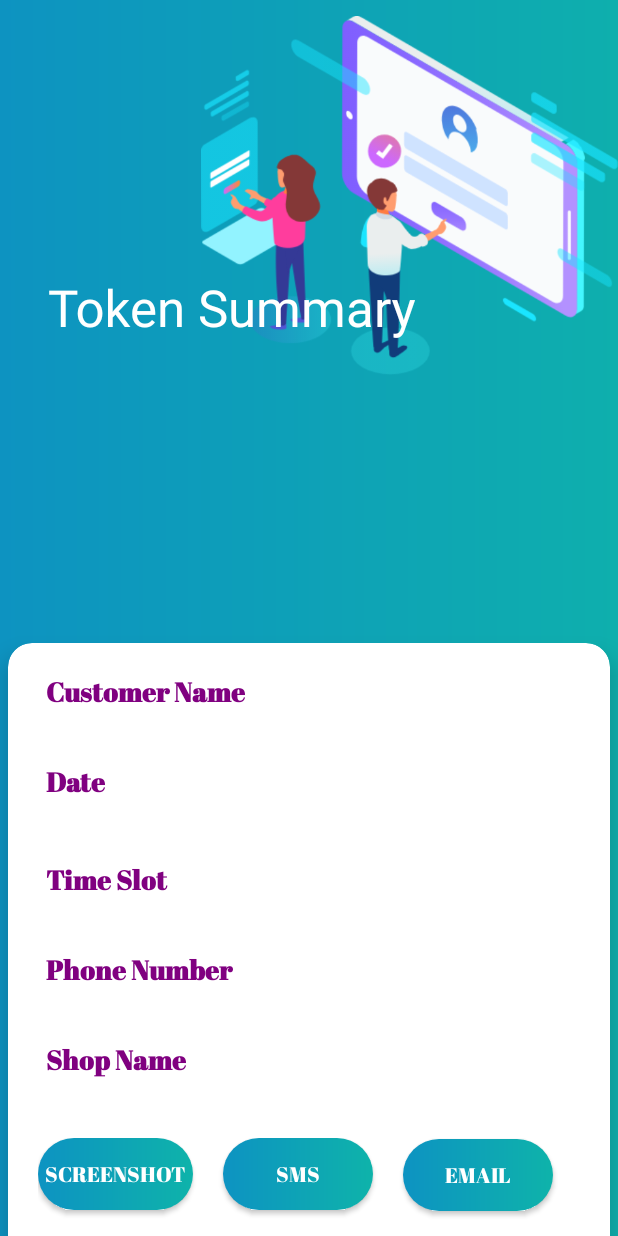
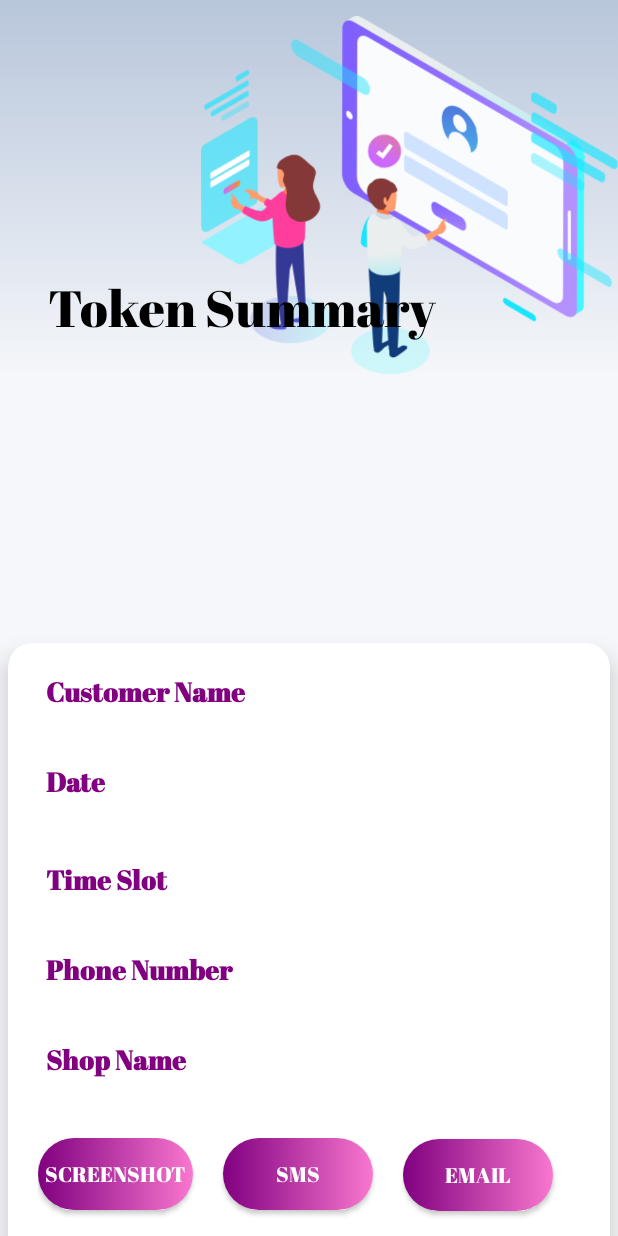
Before and after one commit to Akashbabu007/Hackathon, an Android app: the TokenActivity screen opened directly, with no data from a screen before it, on a phone screen of 412 x 824 dp. Run offline under Robolectric (Android 15) with nearby library versions, the phone set to English and light mode, and no system bars.

Commit message:
Made Font and Background changes

```diff
--- a/app/src/main/java/com/example/hackathon/SinglePlaceActivity.java
+++ b/app/src/main/java/com/example/hackathon/SinglePlaceActivity.java
@@ -50,9 +50,10 @@ public class SinglePlaceActivity extends Activity {
         super.onCreate(savedInstanceState);
         setContentView(R.layout.activity_single_place);
         Toolbar toolbar = (Toolbar) findViewById(R.id.single_place_toolbar);
-        toolbar.setBackgroundColor(Color.parseColor("#1F5BF3"));
+        toolbar.setBackgroundColor(Color.parseColor("#800080"));
         toolbar.setTitle("Place Details");
         toolbar.setTitleTextColor(Color.WHITE);
+
 
         Intent i = getIntent();
 
--- a/app/src/main/res/drawable-v24/centre_button.xml
+++ b/app/src/main/res/drawable-v24/centre_button.xml
@@ -6,9 +6,10 @@
     <gradient
         android:angle="0"
         android:centerX="0%"
-        android:centerColor="#0D93C2"
-        android:startColor="#0C74D9"
-        android:endColor="#0EB3AA"
+
+        android:startColor="#800080"
+
+        android:endColor="#F977CE"
         android:type="linear"
         />
     <padding
--- a/app/src/main/res/layout/activity_single_place.xml
+++ b/app/src/main/res/layout/activity_single_place.xml
@@ -4,7 +4,7 @@
     android:layout_height="match_parent"
     xmlns:app="http://schemas.android.com/apk/res-auto"
     android:orientation="vertical"
-    android:background="@drawable/centre_background">
+    android:background="@drawable/gradient_background">
 
     <!-- Name Label -->
     <LinearLayout
@@ -87,7 +87,7 @@
                 android:layout_marginTop="70sp"
                 android:layout_width="250dp"
                 android:background="@drawable/centre_button"
-                android:textColor="@color/black"
+                android:textColor="@color/white"
                 android:layout_height="wrap_content"
                 android:text="Show Place On Map"
                 android:layout_gravity="center"/>
--- a/app/src/main/res/layout/activity_token.xml
+++ b/app/src/main/res/layout/activity_token.xml
@@ -13,20 +13,22 @@
         android:layout_height="250dp"
         android:fitsSystemWindows="true"
         android:theme="@style/AppTheme.AppBarOverlay"
-        android:background="@drawable/centre_background">
+        android:background="@drawable/gradient_background">
 
         <com.google.android.material.appbar.CollapsingToolbarLayout
             android:id="@+id/toolbar_layout"
             android:layout_width="match_parent"
             android:layout_height="match_parent"
             android:fitsSystemWindows="true"
+            app:collapsedTitleTextAppearance="@style/expanded"
+            app:expandedTitleTextAppearance="@style/AppTheme.PopupOverlay"
             app:contentScrim="?attr/colorPrimary"
             app:layout_scrollFlags="scroll|exitUntilCollapsed">
 
             <RelativeLayout
                 android:layout_width="match_parent"
                 android:layout_height="match_parent"
-                android:background="@drawable/centre_background">
+                android:background="@drawable/gradient_background">
 
                 <ImageView
                     android:layout_width="wrap_content"
@@ -40,12 +42,18 @@
 
             </RelativeLayout>
 
+
             <androidx.appcompat.widget.Toolbar
                 android:id="@+id/toolbars1"
                 android:layout_width="match_parent"
                 android:layout_height="?attr/actionBarSize"
                 app:layout_collapseMode="pin"
-                app:popupTheme="@style/AppTheme.PopupOverlay" />
+                app:popupTheme="@style/AppTheme.PopupOverlay">
+
+
+
+
+            </androidx.appcompat.widget.Toolbar>
 
         </com.google.android.material.appbar.CollapsingToolbarLayout>
     </com.google.android.material.appbar.AppBarLayout>
--- a/app/src/main/res/layout/content_main.xml
+++ b/app/src/main/res/layout/content_main.xml
@@ -8,7 +8,7 @@
     app:layout_behavior="@string/appbar_scrolling_view_behavior"
     tools:context=".Appointment"
     tools:showIn="@layout/activity_appointment1"
-    android:background="@drawable/centre_background"
+    android:background="#F5F7FA"
     android:focusableInTouchMode="true">
 
     <androidx.cardview.widget.CardView
--- a/app/src/main/res/layout/content_token.xml
+++ b/app/src/main/res/layout/content_token.xml
@@ -8,7 +8,7 @@
     app:layout_behavior="@string/appbar_scrolling_view_behavior"
     tools:context=".TokenActivity"
     tools:showIn="@layout/activity_token"
-    android:background="@drawable/centre_background"
+    android:background="#F5F7FA"
     android:focusableInTouchMode="true">
 
     <androidx.cardview.widget.CardView
--- a/app/src/main/res/values/colors.xml
+++ b/app/src/main/res/values/colors.xml
@@ -3,10 +3,10 @@
     <color name="colorPrimary">#800080</color>
     <color name="colorPrimaryDark">#800080</color>
     <color name="Yellow">#FECE2F</color>
-    <color name="colorAccent">#00A5FF</color>
+    <color name="colorAccent">#800080</color>
     <color name="white">#FFFFFF</color>
     <color name="black">#000000</color>
     <color name="lightwhite">#D6D6D6</color>
     <color name="whiteTextColor">#fff</color>
-    <color name="primaryTextColor">#00a5ff</color>
+    <color name="primaryTextColor">#800080</color>
 </resources>
--- a/app/src/main/res/values/strings.xml
+++ b/app/src/main/res/values/strings.xml
@@ -1,7 +1,7 @@
 <resources>
 
     <string name="Choose">What do you want?</string>
-    <string name="app_name">Fix An Appointment</string>
+    <string name="app_name">Book My Store</string>
     <string name="content_splash">Image of splash screen</string>
     <string name="content_vegetable">Vegetable image</string>
     <string name="content_grocery">Grocery Image</string>
--- a/app/src/main/res/values/styles.xml
+++ b/app/src/main/res/values/styles.xml
@@ -24,9 +24,14 @@
 
     <style name="AppTheme.PopupOverlay" parent="ThemeOverlay.AppCompat.Light" >
     <item name="android:fontFamily">@font/abril</item>
+        <item name="android:textColor">@color/black</item>
     </style>
 
 
+    <style name="expanded" parent="ThemeOverlay.AppCompat.Light" >
+        <item name="android:fontFamily">@font/abril</item>
+        <item name="android:textColor">@color/white</item>
+    </style>
 
     <style name="parent">
         <item name="android:layout_width">match_parent</item>
```
Also changed, not shown: app/src/main/java/com/example/hackathon/Appointment.java (+17 -20 lines), app/src/main/res/layout/activity_appointment1.xml (+6 -4 lines), app/src/main/res/layout/activity_main.xml (+5 -5 lines), app/src/main/res/font/lobsterregular.ttf (renamed from app/src/main/assets/font/lobsterregular.ttf).
